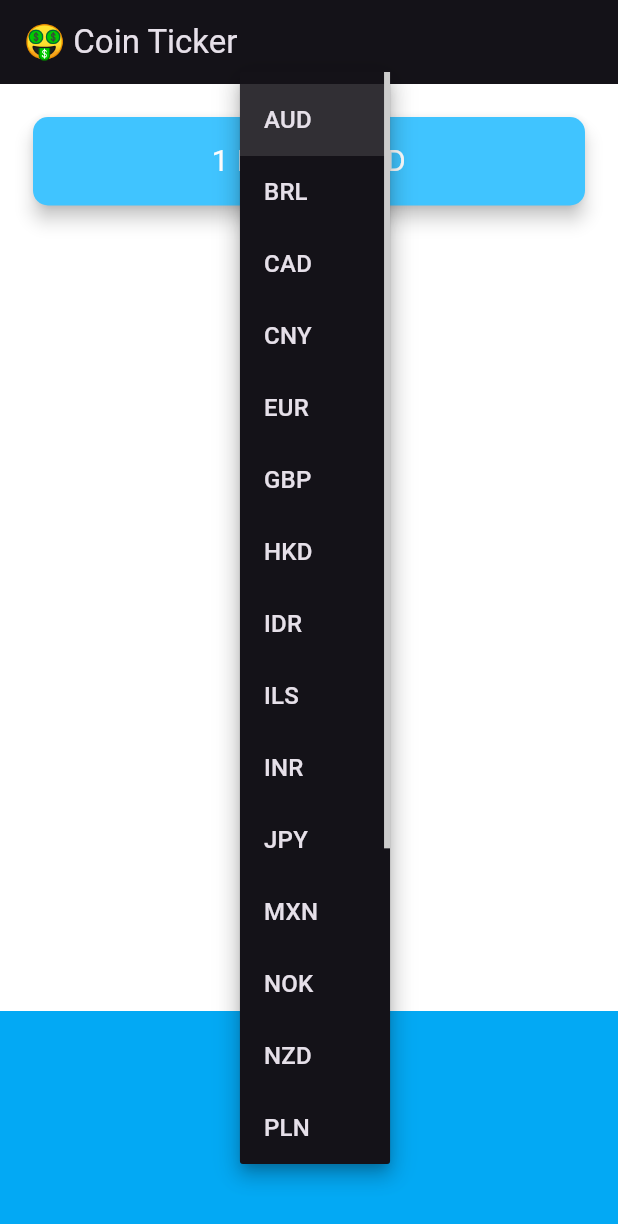
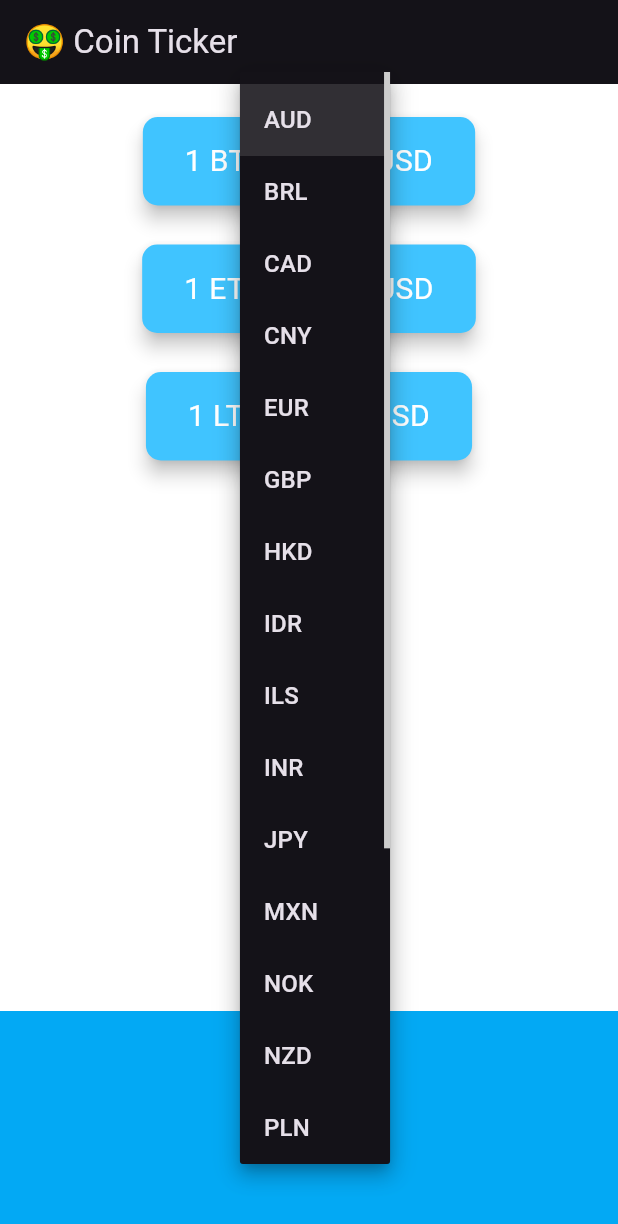
Before and after one commit to murphy-aaron/crypto_tracker_flutter, a Flutter app: the screen it shows after launch, after a tap on the "arrow drop down" icon, on a phone screen of 412 x 824 dp. Shown: the top 1224 px of the screen. Run offline on Flutter 3.47's test engine with Material 3 defaults, Android fonts, the phone set to English and light mode, and no system bars; network calls fail.

Commit message:
Completed gold challenege
Added list of different cryptocurrencies to display, including a dynamically created list of cards created by looping through our list rather.

```diff
--- a/lib/coin_data.dart
+++ b/lib/coin_data.dart
@@ -35,19 +35,24 @@ const List<String> cryptoList = [
 class CoinData {
 
   Future getCoinData(String currencyCode) async {
+
+    Map<String, double> prices = {};
+
+    for (String crypto in cryptoList) {
       Uri uri = Uri.https(
           kApiHost,
-      kApiPath + currencyCode,
+          '$kApiPath$crypto/$currencyCode',
           {'apikey': kApiKey }
       );
-
       Response response = await get(uri);
-
       if (response.statusCode == 200) {
-      return jsonDecode(response.body);
+        prices[crypto] = jsonDecode(response.body)['rate'];
       } else {
         print(response.statusCode);
       }
     }
 
+    return prices;
   }
+
+}
--- a/lib/price_screen.dart
+++ b/lib/price_screen.dart
@@ -13,26 +13,35 @@ class PriceScreen extends StatefulWidget {
 class _PriceScreenState extends State<PriceScreen> {
 
   String currencyCode = 'USD';
-  double btcPrice = -1.00;
+  Map<String, double> prices = {};
   CoinData data = CoinData();
 
   @override
   void initState() {
     super.initState();
-    updateUI();
+    getData();
   }
 
-  void updateUI() async {
+  void getData() async {
 
     var coinData = await data.getCoinData(currencyCode);
 
     setState(() {
-      if (coinData == null) {
-        btcPrice = -1.00;
-      } else {
-        btcPrice = coinData['rate'];
-      }
+      prices = coinData ?? {};
     });
+  }
+
+  Column listPrices() {
+    List<CryptoCard> cards = [];
+    for (String crypto in cryptoList) {
+      cards.add(
+          CryptoCard(
+          value: prices[crypto] ??-1.0,
+          currencyCode: currencyCode,
+          cryptoCode: crypto)
+      );
+    }
+    return Column(children: cards);
   }
 
   DropdownButton androidDropdown() {
@@ -48,9 +57,8 @@ class _PriceScreenState extends State<PriceScreen> {
       items: dropDownItems,
       onChanged: (value) {
         setState(() {
-          btcPrice = -1.0;
           currencyCode = value;
-          updateUI();
+          getData();
         });
       },
     );
@@ -66,9 +74,8 @@ class _PriceScreenState extends State<PriceScreen> {
       itemExtent: 20,
       onSelectedItemChanged: (int value) {
         setState(() {
-          btcPrice = -1.0;
           currencyCode = currenciesList[value];
-          updateUI();
+          getData();
         });
       },
       children: pickerItems,
@@ -85,27 +92,7 @@ class _PriceScreenState extends State<PriceScreen> {
         mainAxisAlignment: MainAxisAlignment.spaceBetween,
         crossAxisAlignment: CrossAxisAlignment.stretch,
         children: <Widget>[
-          Padding(
-            padding: EdgeInsets.fromLTRB(18.0, 18.0, 18.0, 0),
-            child: Card(
-              color: Colors.lightBlueAccent,
-              elevation: 5.0,
-              shape: RoundedRectangleBorder(
-                borderRadius: BorderRadius.circular(10.0),
-              ),
-              child: Padding(
-                padding: EdgeInsets.symmetric(vertical: 15.0, horizontal: 28.0),
-                child: Text(
-                  '1 BTC = ${btcPrice > -1 ? btcPrice.toStringAsFixed(2) : '?'} ${currencyCode}',
-                  textAlign: TextAlign.center,
-                  style: TextStyle(
-                    fontSize: 20.0,
-                    color: Colors.white,
-                  ),
-                ),
-              ),
-            ),
-          ),
+          listPrices(),
           Container(
             height: 150.0,
             alignment: Alignment.center,
@@ -118,3 +105,36 @@ class _PriceScreenState extends State<PriceScreen> {
     );
   }
 }
+
+class CryptoCard extends StatelessWidget {
+  const CryptoCard({required this.value, required this.currencyCode, required this.cryptoCode});
+
+  final double value;
+  final String currencyCode;
+  final String cryptoCode;
+
+  @override
+  Widget build(BuildContext context) {
+    return Padding(
+      padding: EdgeInsets.fromLTRB(18.0, 18.0, 18.0, 0),
+      child: Card(
+        color: Colors.lightBlueAccent,
+        elevation: 5.0,
+        shape: RoundedRectangleBorder(
+          borderRadius: BorderRadius.circular(10.0),
+        ),
+        child: Padding(
+          padding: EdgeInsets.symmetric(vertical: 15.0, horizontal: 28.0),
+          child: Text(
+            '1 $cryptoCode = ${value.toStringAsFixed(2)} ${currencyCode}',
+            textAlign: TextAlign.center,
+            style: TextStyle(
+              fontSize: 20.0,
+              color: Colors.white,
+            ),
+          ),
+        ),
+      ),
+    );
+  }
+}
--- a/lib/utilities/constants.dart
+++ b/lib/utilities/constants.dart
@@ -1,3 +1,3 @@
 const kApiHost = 'rest.coinapi.io';
-const kApiPath = '/v1/exchangerate/BTC/';
+const kApiPath = '/v1/exchangerate/';
 const kApiKey = '';
```
Lines whose indentation alone changed are shown as unchanged.
